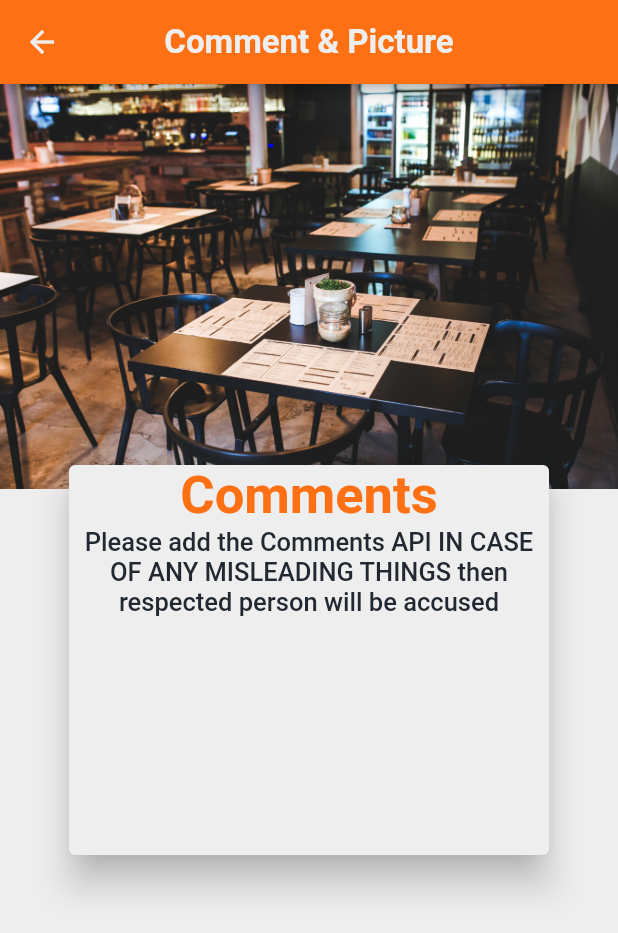
After one commit to IIBTech007/review_app, a Flutter app: the CommentAndPicture screen opened directly, on a phone screen of 412 x 824 dp. The commit adds this screen. Shown: the top 933 px of the screen. Run offline on Flutter 3.47's test engine with Material 2 defaults, Android fonts, the phone set to English and light mode, and no system bars; our stand-ins replace custom_radio_grouped_button, data_connection_checker, datetime_picker_formfield, fancy_bottom_navigation, flushbar, flutter_rating_bar and 16 more; missing offline and left inert: ars_progress_dialog, expandable_card, flutter_barcode_scanner, flutter_polyline_points, need_resume; accounts and stored records are empty; Roboto replaces fonts that are missing (Prompt).

Commit message:
Picture & Comment Added

```diff
--- a/lib/AppScreens/Admin/BusinessCategory/UpdateBusinessCategory.dart
+++ b/lib/AppScreens/Admin/BusinessCategory/UpdateBusinessCategory.dart
@@ -107,7 +107,7 @@ class _UpdateBusinessCategoryState extends State<UpdateBusinessCategory> {
                       borderRadius: BorderRadius.circular(10),
                     ),
                     child: Center(
-                      child: Text("Update", style: TextStyle(
+                      child: Text("UPDATE", style: TextStyle(
                         color: color4,
                         fontWeight: FontWeight.bold,
                         fontSize: 22,
--- a/lib/AppScreens/Admin/BusinessSubcategory/UpdateBusinessSubCategory.dart
+++ b/lib/AppScreens/Admin/BusinessSubcategory/UpdateBusinessSubCategory.dart
@@ -107,7 +107,7 @@ class _UpdateBusinessSubCategoryState extends State<UpdateBusinessSubCategory> {
                       borderRadius: BorderRadius.circular(10),
                     ),
                     child: Center(
-                      child: Text("Update",
+                      child: Text("UPDATE",
                         style: GoogleFonts.prompt(
                           textStyle: TextStyle(
                               color: color4,
--- /dev/null
+++ b/lib/AppScreens/Admin/Feedbacks/CommentandPicture.dart
@@ -0,0 +1,100 @@
+import 'package:flutter/cupertino.dart';
+import 'dart:ui';
+import 'package:flutter/material.dart';
+import 'package:google_fonts/google_fonts.dart';
+import 'package:review_app/components/colorConstants.dart';
+
+class CommentAndPicture extends StatefulWidget {
+  @override
+  _CommentAndPictureState createState() => _CommentAndPictureState();
+}
+
+class _CommentAndPictureState extends State<CommentAndPicture> {
+  @override
+  Widget build(BuildContext context) {
+    return Scaffold(
+      appBar: AppBar(
+        // actions: [
+        //   IconButton(
+        //     icon: Icon(Icons.add, color: color4,size:25,),
+        //     onPressed: (){
+        //       //Navigator.push(context, MaterialPageRoute(builder: (context)=> RegisterBusiness()));
+        //     },
+        //   ),
+        // ],
+        title: Text("Comment & Picture",
+          style: GoogleFonts.prompt(
+            textStyle: TextStyle(
+                color: color4,
+                fontSize: 22,
+                fontWeight: FontWeight.bold
+            ),
+          ),
+        ),
+        iconTheme: IconThemeData(
+            color: color4
+        ),
+        centerTitle: true,
+        backgroundColor: color3,
+      ),
+      body: Container(
+        color: color4,
+        width: MediaQuery.of(context).size.width,
+        height: MediaQuery.of(context).size.height,
+        child: Stack(
+          children: [
+            Container(
+              width: MediaQuery.of(context).size.width,
+              height: 270,
+            decoration: BoxDecoration(
+              color: color1,
+              image: DecorationImage(
+                fit: BoxFit.cover,
+                image: AssetImage("assets/business.jpg")
+              )
+            ),
+            ),
+            Center(
+              child: Card(
+                elevation: 10,
+                color: color4,
+                child: Container(
+                  decoration: BoxDecoration(
+                    color: color4,
+                    borderRadius: BorderRadius.circular(10),
+                  ),
+                  width: 320,
+                  height: 260,
+                  child: Column(
+                    children: [
+                      Text("Comments",
+                        style: GoogleFonts.prompt(
+                          textStyle: TextStyle(
+                              color: color3,
+                              fontSize: 35,
+                              fontWeight: FontWeight.bold
+                          ),
+                        ),
+                      ),
+                      Text("Please add the Comments API IN CASE OF ANY MISLEADING THINGS then respected person will be accused",
+                        textAlign: TextAlign.center,
+                        style: GoogleFonts.prompt(
+                          textStyle: TextStyle(
+                              color: color1,
+                              fontSize: 17,
+                              fontWeight: FontWeight.w500
+                          ),
+                        ),
+                      ),
+                    ],
+                  ),
+                ),
+              ),
+            )
+
+          ],
+        )
+      ),
+    );
+  }
+}
--- a/lib/AppScreens/Admin/Questionnaire/QuestionnaireList.dart
+++ b/lib/AppScreens/Admin/Questionnaire/QuestionnaireList.dart
@@ -44,7 +44,7 @@ class _QuestionnaireListState extends ResumableState<QuestionnaireList> {
       appBar: AppBar(
         actions: [
           IconButton(
-            icon: Icon(Icons.add, color: color3,size:25,),
+            icon: Icon(Icons.add, color: color4,size:25,),
             onPressed: (){
               push(context, MaterialPageRoute(builder: (context)=> AddAQuestion(widget.businessId,widget.categoryId,widget.subCategoryId)));
             },
```
Also changed, not shown: lib/AppScreens/Admin/Feedbacks/FeedbackDetails.dart (+10 -1 lines), lib/AppScreens/Admin/Questionnaire/AddAnswers.dart (+32 -3 lines), lib/AppScreens/Admin/ReviewCategory/AddReviewCategory.dart (deleted, +0 -154 lines), lib/AppScreens/Admin/ReviewCategory/ReviewCategoryList.dart (deleted, +0 -110 lines).
